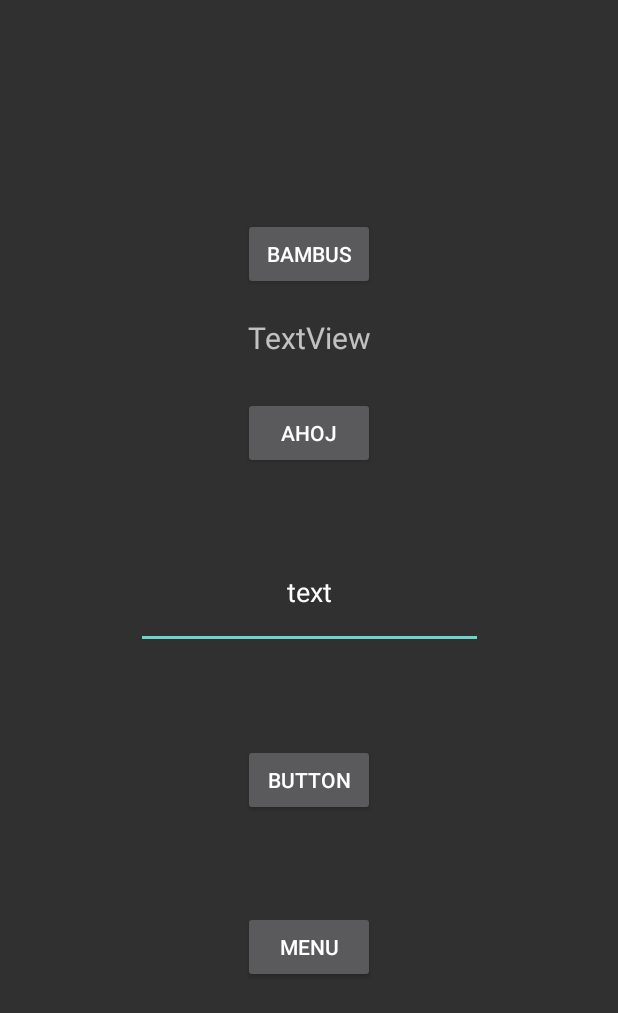
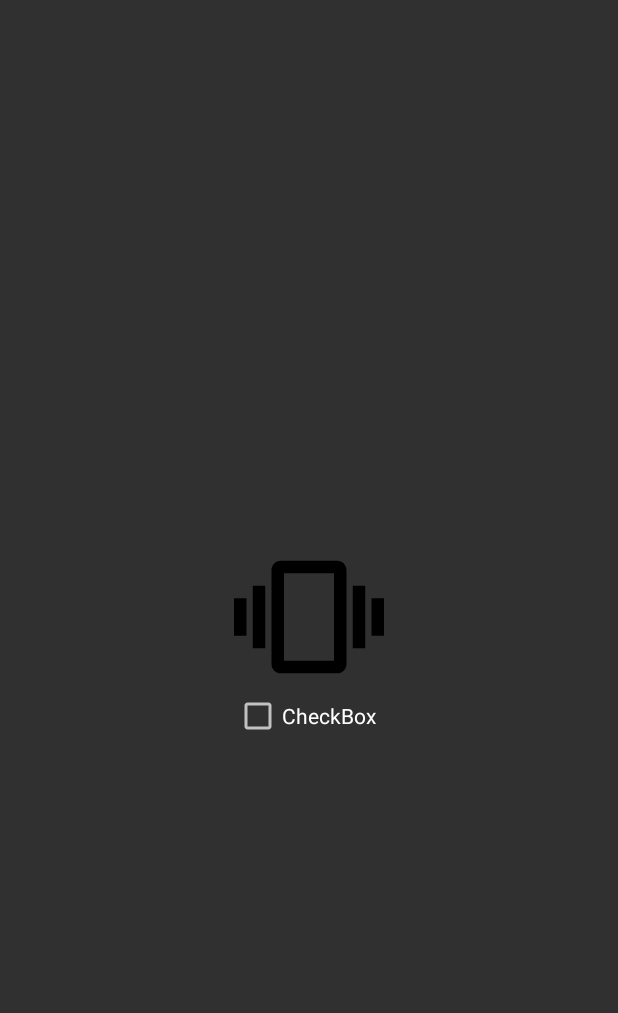
Before and after one commit to Siky55/Android-projects0, an Android app: the SettingsActivity screen opened directly, with no data from a screen before it, on a phone screen of 412 x 824 dp. Shown: the top 1013 px of the screen. Run offline under Robolectric (Android 15) with nearby library versions, the phone set to English and light mode, and no system bars.

Commit message:
Uprava hlavniho layoutu a vytvoreni SettingsActivity

```diff
--- a/app/src/main/java/com/example/firstapp/CircleActivity.java
+++ b/app/src/main/java/com/example/firstapp/CircleActivity.java
@@ -35,7 +35,7 @@ public class CircleActivity extends AppCompatActivity implements View.OnTouchLis
         setContentView(R.layout.activity_circle);
 
         vibrator = (Vibrator) getSystemService(Context.VIBRATOR_SERVICE);
-        circle = findViewById(R.id.circleBtn);
+        circle = findViewById(R.id.circlePanel);
         cover1 = findViewById(R.id.cover1);
         cover2 = findViewById(R.id.cover2);
         rotControlL = findViewById(R.id.rotControlL);
--- a/app/src/main/java/com/example/firstapp/MainActivity.java
+++ b/app/src/main/java/com/example/firstapp/MainActivity.java
@@ -18,6 +18,7 @@ public class MainActivity extends AppCompatActivity {
             v.setPadding(systemBars.left, systemBars.top, systemBars.right, systemBars.bottom);
             return insets;
         }); */
+        setTitle("Home");
     }
     public void menuButton(View v){
 
--- a/app/src/main/java/com/example/firstapp/MainActivity0.java
+++ b/app/src/main/java/com/example/firstapp/MainActivity0.java
@@ -26,7 +26,7 @@ public class MainActivity0 extends AppCompatActivity {
 
         if(v.getId() == R.id.metronomeBtn) startActivity(new Intent(this, MetronomeActivity.class));
         else if(v.getId() == R.id.xylophoneBtn) startActivity(new Intent(this, XylophoneActivity.class));
-        else if(v.getId() == R.id.circleBtn) startActivity(new Intent(this, CircleActivity.class));
+        else if(v.getId() == R.id.circlePanel) startActivity(new Intent(this, CircleActivity.class));
         else if(v.getId() == R.id.settingsBtn) startActivity(new Intent(this, MainActivity.class));
 
     }
--- a/app/src/main/java/com/example/firstapp/SettingsActivity.java
+++ b/app/src/main/java/com/example/firstapp/SettingsActivity.java
@@ -1,57 +1,20 @@
 package com.example.firstapp;
 
-import android.app.Activity;
-import android.content.Intent;
 import android.os.Bundle;
-import android.util.Log;
 import android.view.View;
-import android.widget.Button;
-import android.widget.EditText;
-import android.widget.TextView;
-import android.widget.Toast;
 
-public class SettingsActivity extends Activity {
-    private Button btn; //lepsi zpusob prace s prvky je inicializace jejich promennych na zacatku pro celou tridu/aktivitu
+import androidx.appcompat.app.AppCompatActivity;
+
+public class SettingsActivity extends AppCompatActivity {
 
     @Override
     protected void onCreate(Bundle savedInstanceState) {
         super.onCreate(savedInstanceState);
-        setContentView(R.layout.activity_settings); // pripojeni k souboru XML s layoutem
-        setTitle("Settings"); //nazev aktivity
+        setContentView(R.layout.activity_settings);
+    }
 
-        Intent i = getIntent(); // Prijmani dat z intentu
-        String message = i.getStringExtra("key"); // lepe String message = getIntent().getStringExtra("key");
-
-//        btn = findViewById(R.id.btnS2); // starsi, ale stale mozny zpusob prirazeni metody onClick tlacitku
-//        btn.setOnClickListener(new View.OnClickListener() {
-//            @Override
-//            public void onClick(View v) {
-//                //kod
-//            }
-//        });
+    public void Vibrations(View v){
 
     }
 
-    public void backToMenu(View v)
-    {
-        Intent i2 = new Intent(this, MainActivity0.class); // vytvoreni Intentu (mostu) mezi danymi aktivitami
-        startActivity(i2);
-    }
-
-    public void bambus(View v){
-        // ((Button)findViewById(R.id.btnS2)).setText(""); // lepsi a kratsi moznost prevadeni na jiny typ objektu nez pres deklaraci a inicializaci promenne Button (viz MainActivity - zmenaTextu)
-        String TxtFrmBtn = ((Button)findViewById(R.id.btnS2)).getText().toString();
-        ((TextView)findViewById(R.id.txt2)).setText(TxtFrmBtn);
-    }
-        public void ahoj(View v){
-        String TxtFrmBtn = ((Button)findViewById(R.id.btnS3)).getText().toString();
-        ((TextView)findViewById(R.id.txt2)).setText(TxtFrmBtn);
-    }
-
-    public void text(View v){
-        String input = ((EditText)findViewById(R.id.txt3)).getText().toString();
-        Log.d("info", input);
-        ((TextView)findViewById(R.id.txt2)).setText(input);
-        Toast.makeText(this,"Nastavili jste vlastní text", Toast.LENGTH_LONG).show();
-    }
 }
--- /dev/null
+++ b/app/src/main/res/drawable/baseline_vibration_24.xml
@@ -0,0 +1,5 @@
+<vector xmlns:android="http://schemas.android.com/apk/res/android" android:height="24dp" android:tint="#000000" android:viewportHeight="24" android:viewportWidth="24" android:width="24dp">
+
+    <path android:fillColor="@android:color/white" android:pathData="M0,15h2L2,9L0,9v6zM3,17h2L5,7L3,7v10zM22,9v6h2L24,9h-2zM19,17h2L21,7h-2v10zM16.5,3h-9C6.67,3 6,3.67 6,4.5v15c0,0.83 0.67,1.5 1.5,1.5h9c0.83,0 1.5,-0.67 1.5,-1.5v-15c0,-0.83 -0.67,-1.5 -1.5,-1.5zM16,19L8,19L8,5h8v14z"/>
+
+</vector>
--- a/app/src/main/res/layout/activity_main0.xml
+++ b/app/src/main/res/layout/activity_main0.xml
@@ -41,7 +41,7 @@
         app:layout_constraintVertical_bias="1.0">
 
         <Button
-            android:id="@+id/circleBtn"
+            android:id="@+id/circlePanel"
             android:layout_width="200dp"
             android:layout_height="0dp"
             android:layout_marginBottom="50dp"
--- a/app/src/main/res/layout/activity_settings.xml
+++ b/app/src/main/res/layout/activity_settings.xml
@@ -1,83 +1,33 @@
 <?xml version="1.0" encoding="utf-8"?>
-<androidx.constraintlayout.widget.ConstraintLayout xmlns:android="http://schemas.android.com/apk/res/android"
+<androidx.constraintlayout.widget.ConstraintLayout
+    xmlns:android="http://schemas.android.com/apk/res/android"
+    xmlns:tools="http://schemas.android.com/tools"
     xmlns:app="http://schemas.android.com/apk/res-auto"
-    xmlns:tools="http://schemas.android.com/tools"
+    android:id="@+id/main"
     android:layout_width="match_parent"
-    android:layout_height="match_parent">
+    android:layout_height="match_parent"
+    tools:context=".SettingsActivity">
 
-
-    <Button
-        android:id="@+id/btnS2"
-        android:layout_width="wrap_content"
-        android:layout_height="wrap_content"
-        android:onClick="bambus"
-        android:text="Bambus"
-        app:layout_constraintBottom_toTopOf="@+id/btnS3"
+    <ImageView
+        android:id="@+id/vibrationsBtn"
+        android:layout_width="100dp"
+        android:layout_height="100dp"
+        android:onClick="Vibrations"
+        android:src="@drawable/baseline_vibration_24"
+        app:layout_constraintBottom_toBottomOf="parent"
         app:layout_constraintEnd_toEndOf="parent"
         app:layout_constraintStart_toStartOf="parent"
         app:layout_constraintTop_toTopOf="parent"
-        app:layout_constraintVertical_bias="0.67" />
+        app:layout_constraintVertical_bias="0.499" />
 
-    <Button
-        android:id="@+id/btnS3"
-        android:layout_width="wrap_content"
+    <CheckBox
+        android:id="@+id/checkBox"
+        android:layout_width="100dp"
         android:layout_height="wrap_content"
-        android:onClick="ahoj"
-        android:text="Ahoj"
-        app:layout_constraintBottom_toBottomOf="parent"
-        app:layout_constraintEnd_toEndOf="parent"
-        app:layout_constraintHorizontal_bias="0.5"
-        app:layout_constraintStart_toStartOf="parent"
-        app:layout_constraintTop_toTopOf="parent"
-        app:layout_constraintVertical_bias="0.341" />
-
-    <TextView
-        android:id="@+id/txt2"
-        android:layout_width="102dp"
-        android:layout_height="36dp"
-        android:text="TextView"
-        android:textAlignment="center"
-        android:textSize="20sp"
-        app:layout_constraintBottom_toTopOf="@+id/btnS3"
+        android:text="CheckBox"
+        android:textColor="#FFFFFF"
         app:layout_constraintEnd_toEndOf="parent"
         app:layout_constraintStart_toStartOf="parent"
-        app:layout_constraintTop_toBottomOf="@+id/btnS2" />
+        app:layout_constraintTop_toBottomOf="@+id/vibrationsBtn" />
 
-    <Button
-        android:id="@+id/btnS1"
-        android:layout_width="wrap_content"
-        android:layout_height="wrap_content"
-        android:onClick="backToMenu"
-        android:text="Menu"
-        app:layout_constraintBottom_toBottomOf="parent"
-        app:layout_constraintEnd_toEndOf="parent"
-        app:layout_constraintHorizontal_bias="0.501"
-        app:layout_constraintStart_toStartOf="parent"
-        app:layout_constraintTop_toBottomOf="@+id/btnS3"
-        app:layout_constraintVertical_bias="0.636" />
-
-    <EditText
-        android:id="@+id/txt3"
-        android:layout_width="231dp"
-        android:layout_height="76dp"
-        android:ems="10"
-        android:inputType="text"
-        android:text="text"
-        android:textAlignment="center"
-        app:layout_constraintBottom_toTopOf="@+id/btnS1"
-        app:layout_constraintEnd_toEndOf="parent"
-        app:layout_constraintStart_toStartOf="parent"
-        app:layout_constraintTop_toBottomOf="@+id/btnS3"
-        app:layout_constraintVertical_bias="0.2" />
-
-    <Button
-        android:id="@+id/btnS4"
-        android:layout_width="wrap_content"
-        android:layout_height="wrap_content"
-        android:onClick="text"
-        android:text="Button"
-        app:layout_constraintBottom_toTopOf="@+id/btnS1"
-        app:layout_constraintEnd_toEndOf="parent"
-        app:layout_constraintStart_toStartOf="parent"
-        app:layout_constraintTop_toBottomOf="@+id/txt3" />
 </androidx.constraintlayout.widget.ConstraintLayout>
```
Also changed, not shown: app/src/main/AndroidManifest.xml (+19 -15 lines), app/src/main/java/com/example/firstapp/FirstFragment.java (deleted, +0 -44 lines), app/src/main/java/com/example/firstapp/SecondFragment.java (deleted, +0 -44 lines), app/src/main/res/layout-land/activity_circle.xml (+24 -21 lines), app/src/main/res/layout-land/activity_main.xml (added, +97 -0 lines), app/src/main/res/layout-sw600dp/activity_circle.xml (+7 -7 lines), app/src/main/res/layout/activity_circle.xml (+6 -6 lines), app/src/main/res/layout/content_main.xml (deleted, +0 -19 lines), app/src/main/res/layout/fragment_first.xml (deleted, +0 -35 lines), app/src/main/res/layout/fragment_second.xml (deleted, +0 -35 lines), app/src/main/res/navigation/nav_graph.xml (deleted, +0 -28 lines).
